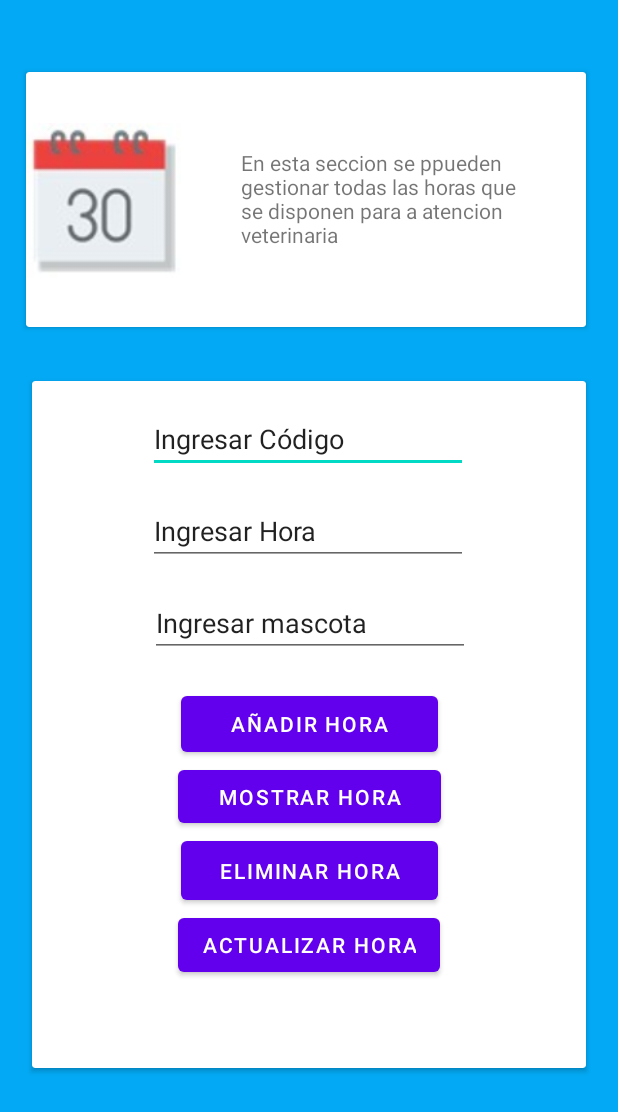
After one commit to heberth18/petshop, an Android app: the HorasActivity screen opened directly, with no data from a screen before it, on a phone screen of 412 x 824 dp. The commit adds this screen. Shown: the top 1112 px of the screen. Run offline under Robolectric (Android 15) with nearby library versions, the phone set to English and light mode, and no system bars.

Commit message:
Agregado agendamiento de hora con sqlite

```diff
--- a/app/src/main/AndroidManifest.xml
+++ b/app/src/main/AndroidManifest.xml
@@ -1,7 +1,6 @@
 <?xml version="1.0" encoding="utf-8"?>
 <manifest xmlns:android="http://schemas.android.com/apk/res/android"
     package="com.example.solemne1_heberthcaripa">
-
     <!--
          The ACCESS_COARSE/FINE_LOCATION permissions are not required to use
          Google Maps Android API v2, but you must specify either coarse or fine
@@ -16,7 +15,9 @@
         android:roundIcon="@mipmap/ic_launcher_round"
         android:supportsRtl="true"
         android:theme="@style/Theme.Solemne1_HeberthCaripa">
-
+        <activity
+            android:name=".HorasActivity"
+            android:exported="true" />
         <!--
              The API key for Google Maps-based APIs is defined as a string resource.
              (See the file "res/values/google_maps_api.xml").
--- a/app/src/main/java/com/example/solemne1_heberthcaripa/HomeActivity.java
+++ b/app/src/main/java/com/example/solemne1_heberthcaripa/HomeActivity.java
@@ -44,6 +44,12 @@ public class HomeActivity extends AppCompatActivity {
 
     }
 
+    public void navegarHoras(View view) {
+        Intent i = new Intent(this, HorasActivity.class);
+        startActivity(i);
+
+    }
+
 
 
 }
--- /dev/null
+++ b/app/src/main/java/com/example/solemne1_heberthcaripa/HorasActivity.java
@@ -0,0 +1,68 @@
+package com.example.solemne1_heberthcaripa;
+
+import androidx.appcompat.app.AppCompatActivity;
+
+import android.content.ContentValues;
+import android.database.sqlite.SQLiteDatabase;
+import android.os.Bundle;
+import android.view.View;
+import android.widget.EditText;
+import android.widget.Toast;
+
+import com.example.solemne1_heberthcaripa.database.AdminSQLiteOpenHelper;
+
+public class HorasActivity extends AppCompatActivity {
+
+    private EditText codeTxt, horaTxt, mascotaTxt;
+
+    @Override
+    protected void onCreate(Bundle savedInstanceState) {
+        super.onCreate(savedInstanceState);
+        setContentView(R.layout.activity_horas);
+
+        codeTxt = findViewById(R.id.txtCode);
+        horaTxt = findViewById(R.id.txtHora);
+        mascotaTxt = findViewById(R.id.txtMascota);
+    }
+
+    public void guardarHora(View view){
+        AdminSQLiteOpenHelper admin = new AdminSQLiteOpenHelper(this, "petshop", null, 1);
+        SQLiteDatabase db = admin.getWritableDatabase();
+        String codigo = codeTxt.getText().toString();
+        String hora = horaTxt.getText().toString();
+        String mascota = mascotaTxt.getText().toString();
+
+        if (!codigo.isEmpty() && !hora.isEmpty() && !mascota.isEmpty()) {
+            ContentValues cont = new ContentValues();
+            cont.put("codigo", codigo);
+            cont.put("hora", hora);
+            cont.put("mascota", "mascota");
+
+            db.insert("horas", null, cont);
+            db.close();
+            clean();
+
+        } else {
+            Toast.makeText(getBaseContext(), "Los campos no pueden ir vacios", Toast.LENGTH_SHORT).show();
+        }
+
+    }
+
+    public void eliminarHora(View view){
+
+    }
+
+    public void mostrarHora(View view){
+
+    }
+
+    public void actualizarHora(View view) {
+
+    }
+
+    public void clean(){
+        codeTxt.setText("");
+        horaTxt.setText("");
+        mascotaTxt.setText("");
+    }
+}
--- a/app/src/main/java/com/example/solemne1_heberthcaripa/InsumosActivity.java
+++ b/app/src/main/java/com/example/solemne1_heberthcaripa/InsumosActivity.java
@@ -10,7 +10,6 @@ import android.widget.RatingBar;
 import android.widget.Spinner;
 import android.widget.TextView;
 
-import Objetos.Clientes;
 import Objetos.Accesorios;
 
 public class InsumosActivity extends AppCompatActivity {
--- a/app/src/main/res/layout/activity_home.xml
+++ b/app/src/main/res/layout/activity_home.xml
@@ -157,7 +157,8 @@
                 android:layout_height="wrap_content"
                 android:layout_marginTop="20dp"
                 android:layout_marginEnd="16dp"
-                android:text="Medicinas"
+                android:onClick="navegarHoras"
+                android:text="Veterinaria"
                 app:layout_constraintEnd_toEndOf="parent"
                 app:layout_constraintTop_toBottomOf="@+id/button5" />
         </androidx.constraintlayout.widget.ConstraintLayout>
--- /dev/null
+++ b/app/src/main/res/layout/activity_horas.xml
@@ -0,0 +1,137 @@
+<?xml version="1.0" encoding="utf-8"?>
+<androidx.constraintlayout.widget.ConstraintLayout xmlns:android="http://schemas.android.com/apk/res/android"
+    xmlns:app="http://schemas.android.com/apk/res-auto"
+    xmlns:tools="http://schemas.android.com/tools"
+    android:layout_width="match_parent"
+    android:layout_height="match_parent"
+    android:background="#03A9F4"
+    tools:context=".HorasActivity">
+
+    <androidx.cardview.widget.CardView
+        android:layout_width="369dp"
+        android:layout_height="458dp"
+        android:layout_marginTop="36dp"
+        app:layout_constraintEnd_toEndOf="parent"
+        app:layout_constraintStart_toStartOf="parent"
+        app:layout_constraintTop_toBottomOf="@+id/cardView4">
+
+        <androidx.constraintlayout.widget.ConstraintLayout
+            android:layout_width="match_parent"
+            android:layout_height="458dp">
+
+            <EditText
+                android:id="@+id/txtCode"
+                android:layout_width="wrap_content"
+                android:layout_height="wrap_content"
+                android:layout_marginTop="16dp"
+                android:ems="10"
+                android:inputType="textPersonName"
+                android:text="Ingresar Código"
+                app:layout_constraintEnd_toEndOf="parent"
+                app:layout_constraintHorizontal_bias="0.496"
+                app:layout_constraintStart_toStartOf="parent"
+                app:layout_constraintTop_toTopOf="parent" />
+
+            <EditText
+                android:id="@+id/txtHora"
+                android:layout_width="wrap_content"
+                android:layout_height="wrap_content"
+                android:layout_marginTop="16dp"
+                android:ems="10"
+                android:inputType="textPersonName"
+                android:text="Ingresar Hora"
+                app:layout_constraintEnd_toEndOf="parent"
+                app:layout_constraintHorizontal_bias="0.496"
+                app:layout_constraintStart_toStartOf="parent"
+                app:layout_constraintTop_toBottomOf="@+id/txtCode" />
+
+            <EditText
+                android:id="@+id/txtMascota"
+                android:layout_width="wrap_content"
+                android:layout_height="wrap_content"
+                android:layout_marginTop="16dp"
+                android:ems="10"
+                android:inputType="textPersonName"
+                android:text="Ingresar mascota"
+                app:layout_constraintEnd_toEndOf="parent"
+                app:layout_constraintHorizontal_bias="0.503"
+                app:layout_constraintStart_toStartOf="parent"
+                app:layout_constraintTop_toBottomOf="@+id/txtHora" />
+
+            <Button
+                android:id="@+id/button"
+                android:layout_width="171dp"
+                android:layout_height="49dp"
+                android:layout_marginTop="20dp"
+                android:onClick="guardarHora"
+                android:text="Añadir hora"
+                app:layout_constraintEnd_toEndOf="parent"
+                app:layout_constraintStart_toStartOf="parent"
+                app:layout_constraintTop_toBottomOf="@+id/txtMascota" />
+
+            <Button
+                android:id="@+id/button4"
+                android:layout_width="171dp"
+                android:layout_height="51dp"
+                android:text="Eliminar Hora"
+                app:layout_constraintEnd_toEndOf="parent"
+                app:layout_constraintStart_toStartOf="parent"
+                app:layout_constraintTop_toBottomOf="@+id/button3" />
+
+            <Button
+                android:id="@+id/button6"
+                android:layout_width="wrap_content"
+                android:layout_height="wrap_content"
+                android:text="Actualizar Hora"
+                app:layout_constraintEnd_toEndOf="parent"
+                app:layout_constraintStart_toStartOf="parent"
+                app:layout_constraintTop_toBottomOf="@+id/button4" />
+
+            <Button
+                android:id="@+id/button3"
+                android:layout_width="175dp"
+                android:layout_height="47dp"
+                android:text="Mostrar Hora"
+                app:layout_constraintEnd_toEndOf="parent"
+                app:layout_constraintStart_toStartOf="parent"
+                app:layout_constraintTop_toBottomOf="@+id/button" />
+
+        </androidx.constraintlayout.widget.ConstraintLayout>
+    </androidx.cardview.widget.CardView>
+
+    <androidx.cardview.widget.CardView
+        android:id="@+id/cardView4"
+        android:layout_width="373dp"
+        android:layout_height="170dp"
+        android:layout_marginTop="48dp"
+        app:layout_constraintEnd_toEndOf="parent"
+        app:layout_constraintHorizontal_bias="0.447"
+        app:layout_constraintStart_toStartOf="parent"
+        app:layout_constraintTop_toTopOf="parent" >
+
+        <androidx.constraintlayout.widget.ConstraintLayout
+            android:layout_width="match_parent"
+            android:layout_height="match_parent">
+
+            <ImageView
+                android:id="@+id/imageView9"
+                android:layout_width="103dp"
+                android:layout_height="117dp"
+                app:layout_constraintBottom_toBottomOf="parent"
+                app:layout_constraintTop_toTopOf="parent"
+                app:srcCompat="@drawable/calendario"
+                tools:layout_editor_absoluteX="24dp" />
+
+            <TextView
+                android:id="@+id/textView4"
+                android:layout_width="190dp"
+                android:layout_height="69dp"
+                android:text="En esta seccion se ppueden gestionar todas las horas que se disponen para a atencion veterinaria"
+                app:layout_constraintBottom_toBottomOf="parent"
+                app:layout_constraintEnd_toEndOf="parent"
+                app:layout_constraintStart_toEndOf="@+id/imageView9"
+                app:layout_constraintTop_toTopOf="parent" />
+        </androidx.constraintlayout.widget.ConstraintLayout>
+    </androidx.cardview.widget.CardView>
+
+</androidx.constraintlayout.widget.ConstraintLayout>
```
Also changed, not shown: app/src/main/java/Objetos/Clientes.java (deleted, +0 -43 lines), app/src/main/java/com/example/solemne1_heberthcaripa/database/AdminSQLiteOpenHelper.java (added, +27 -0 lines), app/src/main/res/drawable/calendario.jpg (added).
